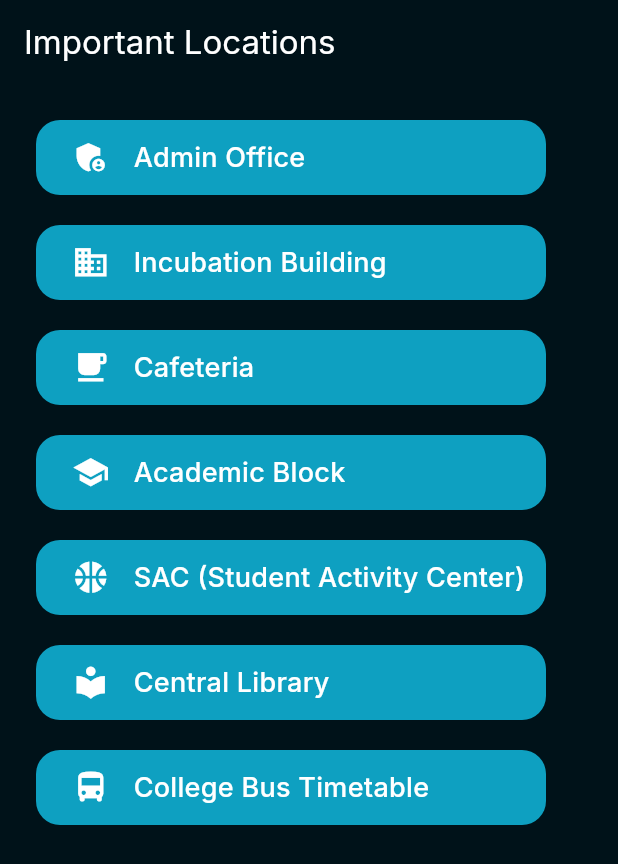
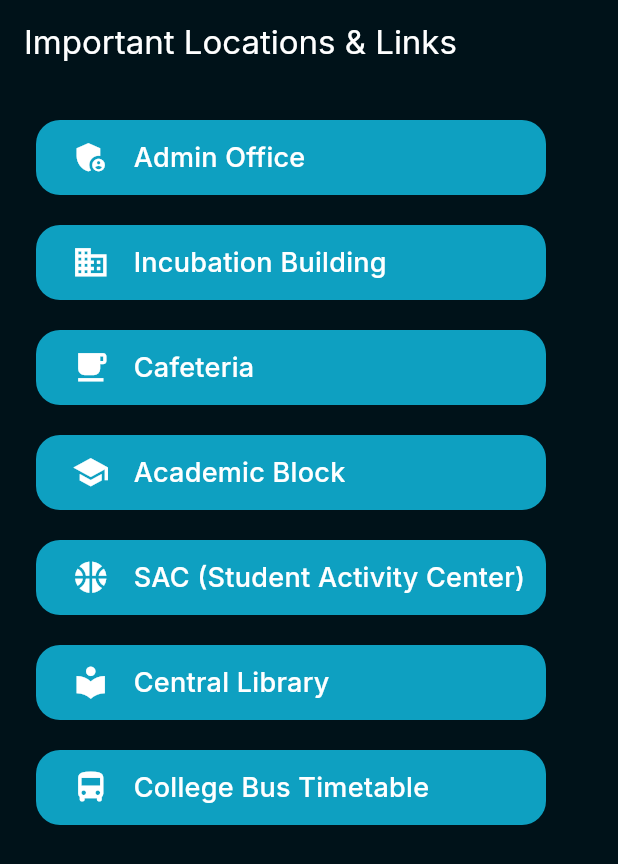
Before and after one commit to ZenithRizz/ccell, a Flutter app: the ImplocationsScreen screen opened directly, on a phone screen of 412 x 824 dp. Shown: the top 864 px of the screen. Run offline on Flutter 3.47's test engine with Material 3 defaults, Android fonts, the phone set to English and light mode, and no system bars; our stand-ins replace firebase_auth, firebase_core, google_fonts, google_sign_in, image_picker, salomon_bottom_bar and 1 more; accounts and stored records are empty.

Commit message:
Update implocations.dart

```diff
--- a/lib/implocations.dart
+++ b/lib/implocations.dart
@@ -58,7 +58,7 @@ class ImplocationsScreen extends StatelessWidget {
     return Scaffold(
       backgroundColor: const Color(0xFF001219),
       appBar: AppBar(
-        title: const Text('Important Locations'),
+        title: const Text('Important Locations & Links'),
         backgroundColor: const Color(0xFF001219),
         foregroundColor: const Color.fromARGB(255, 255, 255, 255),
         elevation: 0,
```
